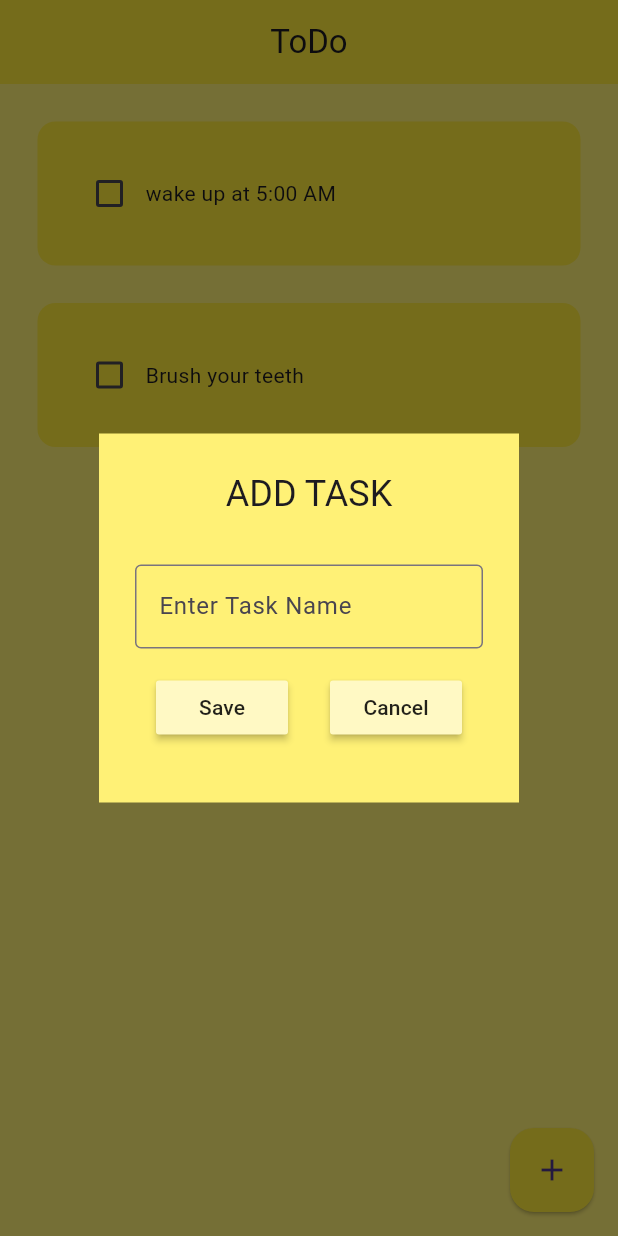
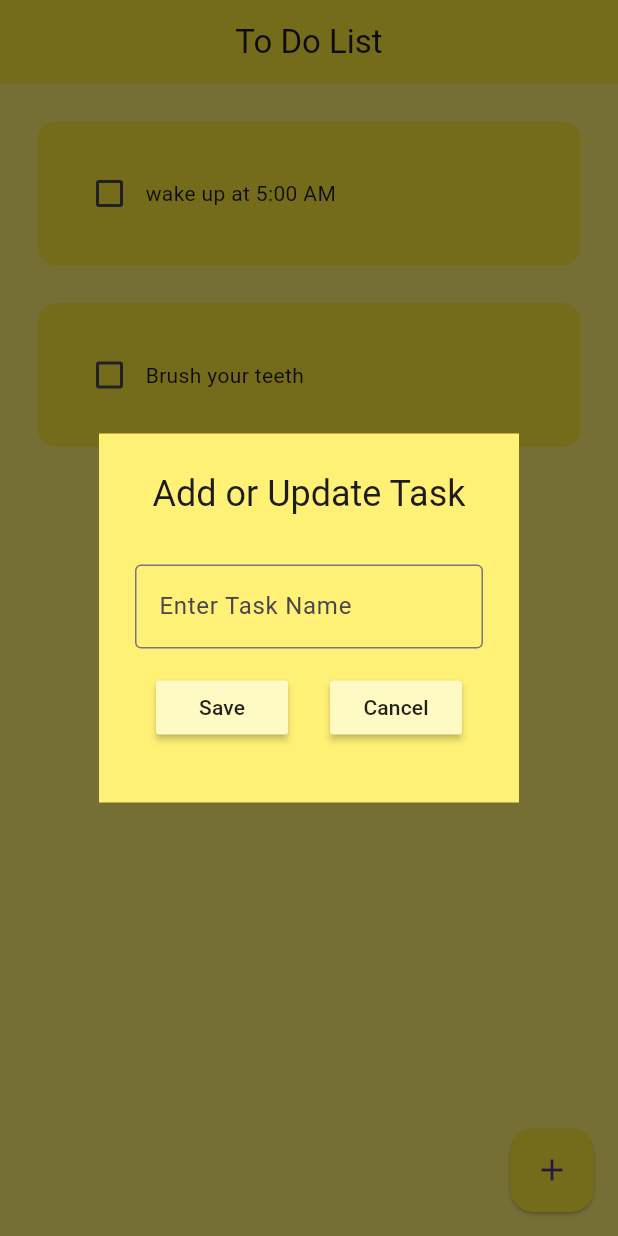
Before and after one commit to Chinokoo/todo_list_app, a Flutter app: the screen it shows after launch, after a tap on the "add" icon, on a phone screen of 412 x 824 dp. Run offline on Flutter 3.47's test engine with Material 3 defaults, Android fonts, the phone set to English and light mode, and no system bars; drawn by our look-alikes of flutter_slidable; our stand-ins replace hive, hive_flutter; accounts and stored records are empty.

Commit message:
Create: The Update Task Feature.

```diff
--- a/lib/main.dart
+++ b/lib/main.dart
@@ -1,5 +1,4 @@
 import 'package:flutter/material.dart';
-import 'package:hive/hive.dart';
 import 'package:hive_flutter/adapters.dart';
 import 'package:todo_list_app/pages/home.dart';
 
@@ -8,6 +7,7 @@ void main() async {
   await Hive.initFlutter();
 
   //open the box
+  // ignore: unused_local_variable
   var box = await Hive.openBox('mybox');
 
   runApp(const MyApp());
--- a/lib/utils/dialog_box.dart
+++ b/lib/utils/dialog_box.dart
@@ -3,10 +3,10 @@ import 'package:todo_list_app/utils/my_button.dart';
 
 class DialogBox extends StatefulWidget {
   final controller;
-  VoidCallback onSave;
-  VoidCallback onCancel;
+  final VoidCallback onSave;
+  final VoidCallback onCancel;
 
-  DialogBox(
+  const DialogBox(
       {super.key,
       required this.controller,
       required this.onSave,
@@ -21,7 +21,7 @@ class _DialogBoxState extends State<DialogBox> {
   Widget build(BuildContext context) {
     return AlertDialog(
       title: const Center(
-        child: Text("ADD TASK"),
+        child: Text("Add or Update Task"),
       ),
       backgroundColor: Colors.yellow[300],
       content: Container(
@@ -32,10 +32,11 @@ class _DialogBoxState extends State<DialogBox> {
               // get user input
               TextField(
                 controller: widget.controller,
-                decoration: InputDecoration(
+                decoration: const InputDecoration(
                     border: OutlineInputBorder(), hintText: "Enter Task Name"),
               ),
-              //TODO -add two buttons here!
+
+              //add two buttons here!
               Row(
                 mainAxisAlignment: MainAxisAlignment.spaceAround,
                 children: [
--- a/lib/utils/todo_tile.dart
+++ b/lib/utils/todo_tile.dart
@@ -6,6 +6,7 @@ class ToDoTile extends StatelessWidget {
   final bool taskCompleted;
   final Function(bool?)? onChanged;
   final Function(BuildContext)? deleteTask;
+  final Function(BuildContext)? updateTask;
 
   const ToDoTile({
     super.key,
@@ -13,6 +14,7 @@ class ToDoTile extends StatelessWidget {
     required this.taskCompleted,
     required this.onChanged,
     required this.deleteTask,
+    required this.updateTask,
   });
 
   @override
@@ -26,9 +28,14 @@ class ToDoTile extends StatelessWidget {
             icon: Icons.delete,
             backgroundColor: Colors.red,
           ),
+          SlidableAction(
+            onPressed: updateTask,
+            icon: Icons.edit,
+            backgroundColor: Colors.blue,
+          )
         ]),
         child: Container(
-          padding: EdgeInsets.all(24),
+          padding: const EdgeInsets.all(24),
           decoration: BoxDecoration(
               color: Colors.yellow, borderRadius: BorderRadius.circular(12)),
           child: Row(
```
Also changed, not shown: lib/pages/home.dart (+27 -2 lines).
